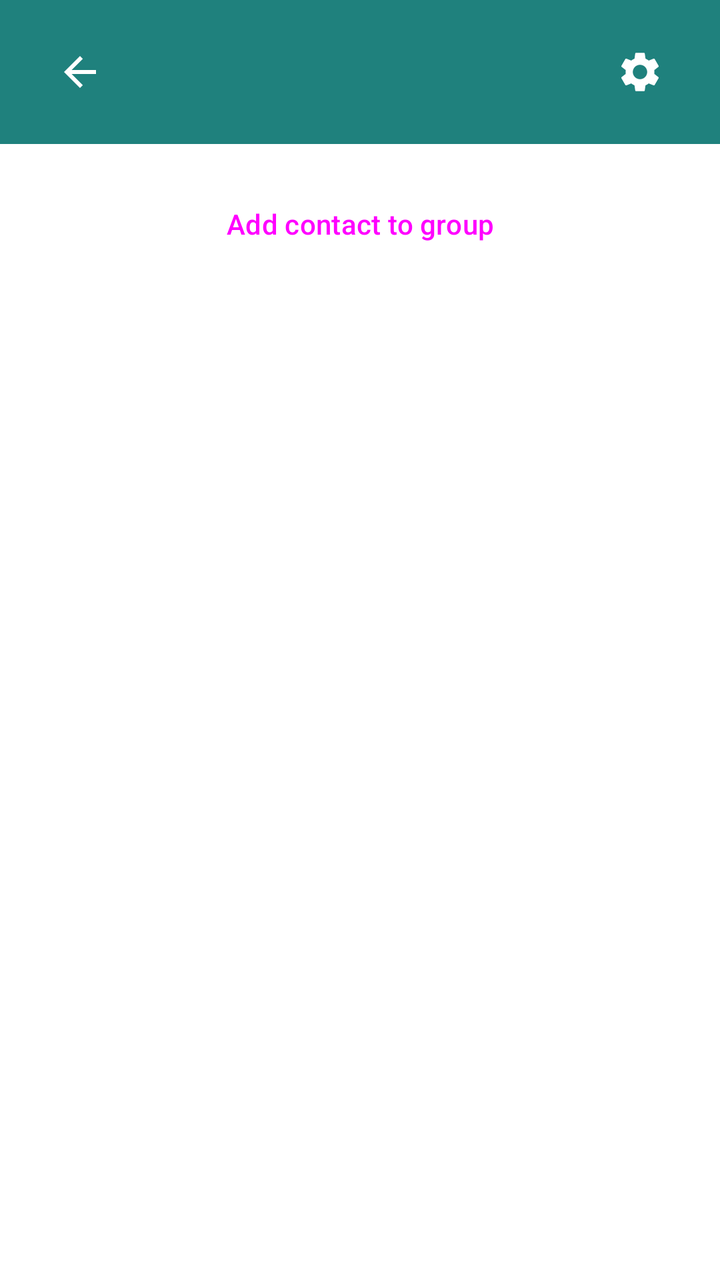
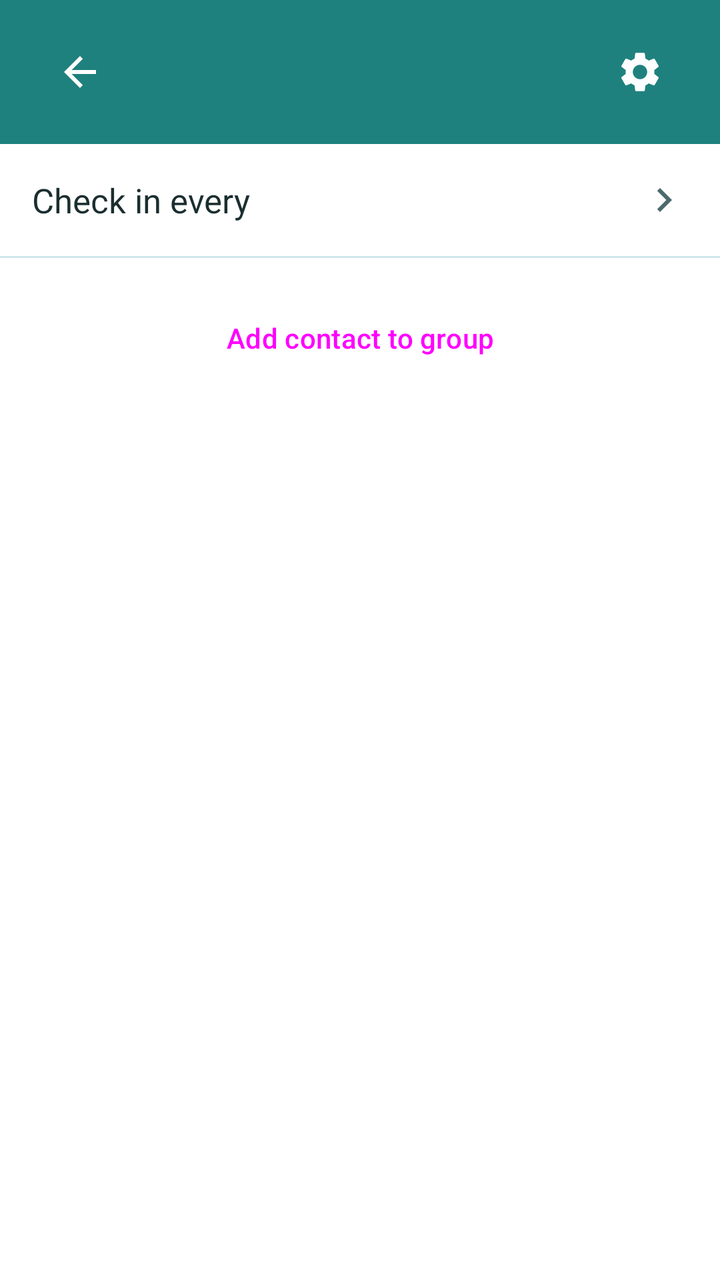

Screens rendered from an Android XML layout before and after an edit, with the pre-edit source and the edit as a unified diff.
<!-- AndroidManifest.xml: application theme Theme.FriendMinder -->
<!-- res/layout/fragment_group_detail.xml -->
<?xml version="1.0" encoding="utf-8"?>
<LinearLayout xmlns:android="http://schemas.android.com/apk/res/android"
    xmlns:app="http://schemas.android.com/apk/res-auto"
    android:layout_width="match_parent"
    android:layout_height="match_parent"
    android:orientation="vertical">

    
    <LinearLayout
        android:id="@+id/headerContainer"
        android:layout_width="match_parent"
        android:layout_height="wrap_content"
        android:orientation="vertical"
        android:background="@color/fm_header">

        <View
            android:id="@+id/statusBarSpacer"
            android:layout_width="match_parent"
            android:layout_height="0dp" />

        <FrameLayout
            android:layout_width="match_parent"
            android:layout_height="@dimen/fm_home_header_height">

            <ImageButton
                android:id="@+id/backButton"
                android:layout_width="48dp"
                android:layout_height="48dp"
                android:layout_gravity="start|center_vertical"
                android:layout_marginStart="16dp"
                android:padding="12dp"
                android:background="?attr/selectableItemBackgroundBorderless"
                android:src="@drawable/ic_arrow_back"
                app:tint="@color/fm_on_primary"
                android:contentDescription="@string/content_desc_back" />

            <TextView
                android:id="@+id/headerTitle"
                android:layout_width="wrap_content"
                android:layout_height="wrap_content"
                android:layout_gravity="start|center_vertical"
                android:layout_marginStart="72dp"
                android:layout_marginEnd="72dp"
                android:textColor="@color/fm_on_primary"
                android:textSize="@dimen/fm_header_title_size"
                android:maxLines="1"
                android:ellipsize="end" />

            <ImageButton
                android:id="@+id/headerActionButton"
                android:layout_width="48dp"
                android:layout_height="48dp"
                android:layout_gravity="end|center_vertical"
                android:layout_marginEnd="16dp"
                android:padding="12dp"
                android:background="?attr/selectableItemBackgroundBorderless"
                android:src="@drawable/ic_settings"
                app:tint="@color/fm_on_primary"
                android:contentDescription="@string/title_edit_group" />
        </FrameLayout>
    </LinearLayout>

    <TextView
        android:id="@+id/emptyStateText"
        android:layout_width="match_parent"
        android:layout_height="wrap_content"
        android:gravity="center"
        android:padding="@dimen/fm_space_8"
        android:text="@string/label_group_no_members"
        android:textAppearance="?attr/textAppearanceBodyLarge"
        android:visibility="gone" />

    <androidx.recyclerview.widget.RecyclerView
        android:id="@+id/memberRecyclerView"
        android:layout_width="match_parent"
        android:layout_height="0dp"
        android:layout_weight="1"
        android:visibility="gone" />

    <Button
        android:id="@+id/addContactButton"
        style="@style/Widget.Material3.Button.OutlinedButton"
        android:layout_width="match_parent"
        android:layout_height="48dp"
        android:layout_margin="@dimen/fm_space_4"
        android:text="@string/action_add_contact_to_group" />
</LinearLayout>
<!-- resources referenced by this layout -->
<resources>
  <color name="fm_header">#1F817D</color>
  <color name="fm_on_primary">#FFFFFF</color>
  <dimen name="fm_header_title_size">30sp</dimen>
  <dimen name="fm_home_header_height">72dp</dimen>
  <dimen name="fm_space_4">16dp</dimen>
  <dimen name="fm_space_8">32dp</dimen>
  <!-- drawable ic_arrow_back (drawable) -->
  <vector xmlns:android="http://schemas.android.com/apk/res/android"
      android:width="24dp"
      android:height="24dp"
      android:viewportWidth="24"
      android:viewportHeight="24"
      android:tint="?attr/colorOnSurface">
      <path
          android:fillColor="@android:color/white"
          android:pathData="M20,11H7.83l5.59,-5.59L12,4l-8,8 8,8 1.41,-1.41L7.83,13H20v-2z" />
  </vector>
  <!-- drawable ic_settings (drawable) -->
  <vector xmlns:android="http://schemas.android.com/apk/res/android"
      android:width="24dp"
      android:height="24dp"
      android:viewportWidth="24"
      android:viewportHeight="24"
      android:tint="?attr/colorOnSurface">
      <path
          android:fillColor="@android:color/white"
          android:pathData="M19.14,12.94c0.04,-0.3 0.06,-0.61 0.06,-0.94c0,-0.32 -0.02,-0.64 -0.07,-0.94l2.03,-1.58c0.18,-0.14 0.23,-0.41 0.12,-0.61l-1.92,-3.32c-0.12,-0.22 -0.37,-0.29 -0.59,-0.22l-2.39,0.96c-0.5,-0.38 -1.03,-0.7 -1.62,-0.94L14.4,2.81c-0.04,-0.24 -0.24,-0.41 -0.48,-0.41h-3.84c-0.24,0 -0.43,0.17 -0.47,0.41L9.25,5.35C8.66,5.59 8.12,5.92 7.63,6.29L5.24,5.33c-0.22,-0.08 -0.47,0 -0.59,0.22L2.74,8.87c-0.12,0.21 -0.08,0.47 0.12,0.61l2.03,1.58C4.84,11.36 4.8,11.69 4.8,12s0.02,0.64 0.07,0.94l-2.03,1.58c-0.18,0.14 -0.23,0.41 -0.12,0.61l1.92,3.32c0.12,0.22 0.37,0.29 0.59,0.22l2.39,-0.96c0.5,0.38 1.03,0.7 1.62,0.94l0.36,2.54c0.05,0.24 0.24,0.41 0.48,0.41h3.84c0.24,0 0.44,-0.17 0.47,-0.41l0.36,-2.54c0.59,-0.24 1.13,-0.56 1.62,-0.94l2.39,0.96c0.22,0.08 0.47,0 0.59,-0.22l1.92,-3.32c0.12,-0.22 0.07,-0.47 -0.12,-0.61L19.14,12.94zM12,15.6c-1.98,0 -3.6,-1.62 -3.6,-3.6s1.62,-3.6 3.6,-3.6s3.6,1.62 3.6,3.6S13.98,15.6 12,15.6z" />
  </vector>
  <string name="action_add_contact_to_group">Add contact to group</string>
  <string name="content_desc_back">Back</string>
  <string name="label_group_no_members">No members yet</string>
  <string name="title_edit_group">Edit Group</string>
  <color name="fm_primary">#1F817D</color>
  <color name="fm_primary_container">#B0E8E6</color>
  <color name="fm_on_primary_container">#195556</color>
  <color name="fm_secondary">#5ABBEB</color>
  <color name="fm_on_secondary">#0A2E31</color>
  <color name="fm_secondary_container">#D6EBF8</color>
  <color name="fm_on_secondary_container">#0A2E31</color>
  <color name="fm_surface">#FFFFFF</color>
  <color name="fm_ink">#1B2E30</color>
  <color name="fm_surface_variant">#D3E9F4</color>
  <color name="fm_ink_dim">#4C6A6E</color>
  <color name="fm_outline">#5A8A92</color>
  <color name="fm_divider">#CFE7EA</color>
  <color name="fm_error">#B3261E</color>
  <color name="fm_error_container">#F9DEDC</color>
  <color name="fm_on_error_container">#410E0B</color>
  <!-- unchanged entries left out for length: 1 -->
</resources>

<!-- the commit's change to res/layout/fragment_group_detail.xml (unified diff, before → after) -->
@@ -60,6 +60,47 @@
         </FrameLayout>
     </LinearLayout>
 
+    
+    <LinearLayout
+        android:id="@+id/checkInFrequencyRow"
+        android:layout_width="match_parent"
+        android:layout_height="56dp"
+        android:orientation="horizontal"
+        android:gravity="center_vertical"
+        android:paddingStart="@dimen/fm_space_4"
+        android:paddingEnd="@dimen/fm_space_4"
+        android:background="@drawable/bg_home_row_ripple"
+        android:clickable="true"
+        android:focusable="true">
+
+        <TextView
+            android:layout_width="0dp"
+            android:layout_height="wrap_content"
+            android:layout_weight="1"
+            android:text="@string/label_group_checkin_frequency"
+            android:textSize="17sp"
+            android:textColor="@color/fm_ink" />
+
+        <TextView
+            android:id="@+id/groupFrequencyValue"
+            android:layout_width="wrap_content"
+            android:layout_height="wrap_content"
+            android:layout_marginEnd="@dimen/fm_space_2"
+            android:textSize="16sp"
+            android:textColor="@color/fm_ink_dim" />
+
+        <ImageView
+            android:layout_width="24dp"
+            android:layout_height="24dp"
+            android:src="@drawable/ic_chevron_right"
+            android:importantForAccessibility="no" />
+    </LinearLayout>
+
+    <View
+        android:layout_width="match_parent"
+        android:layout_height="1dp"
+        android:background="@color/fm_divider" />
+
     <TextView
         android:id="@+id/emptyStateText"
         android:layout_width="match_parent"
<!-- resource entries referenced after the edit -->
@@ -4,8 +4,13 @@
   <color name="fm_on_primary">#FFFFFF</color>
   <dimen name="fm_header_title_size">30sp</dimen>
   <dimen name="fm_home_header_height">72dp</dimen>
+  <dimen name="fm_space_2">8dp</dimen>
   <dimen name="fm_space_4">16dp</dimen>
   <dimen name="fm_space_8">32dp</dimen>
+  <!-- drawable bg_home_row_ripple (drawable) -->
+  <?xml version="1.0" encoding="utf-8"?>
+  <ripple xmlns:android="http://schemas.android.com/apk/res/android"
+      android:color="#1F1F817D" />
   <!-- drawable ic_arrow_back (drawable) -->
   <vector xmlns:android="http://schemas.android.com/apk/res/android"
       android:width="24dp"
@@ -16,6 +21,17 @@
       <path
           android:fillColor="@android:color/white"
           android:pathData="M20,11H7.83l5.59,-5.59L12,4l-8,8 8,8 1.41,-1.41L7.83,13H20v-2z" />
+  </vector>
+  <!-- drawable ic_chevron_right (drawable) -->
+  <vector xmlns:android="http://schemas.android.com/apk/res/android"
+      android:width="24dp"
+      android:height="24dp"
+      android:viewportWidth="24"
+      android:viewportHeight="24"
+      android:tint="?attr/colorOnSurfaceVariant">
+      <path
+          android:fillColor="@android:color/white"
+          android:pathData="M8.59,16.59L13.17,12 8.59,7.41 10,6l6,6 -6,6z" />
   </vector>
   <!-- drawable ic_settings (drawable) -->
   <vector xmlns:android="http://schemas.android.com/apk/res/android"
@@ -30,6 +46,7 @@
   </vector>
   <string name="action_add_contact_to_group">Add contact to group</string>
   <string name="content_desc_back">Back</string>
+  <string name="label_group_checkin_frequency">Check in every</string>
   <string name="label_group_no_members">No members yet</string>
   <string name="title_edit_group">Edit Group</string>
   <color name="fm_primary">#1F817D</color>
